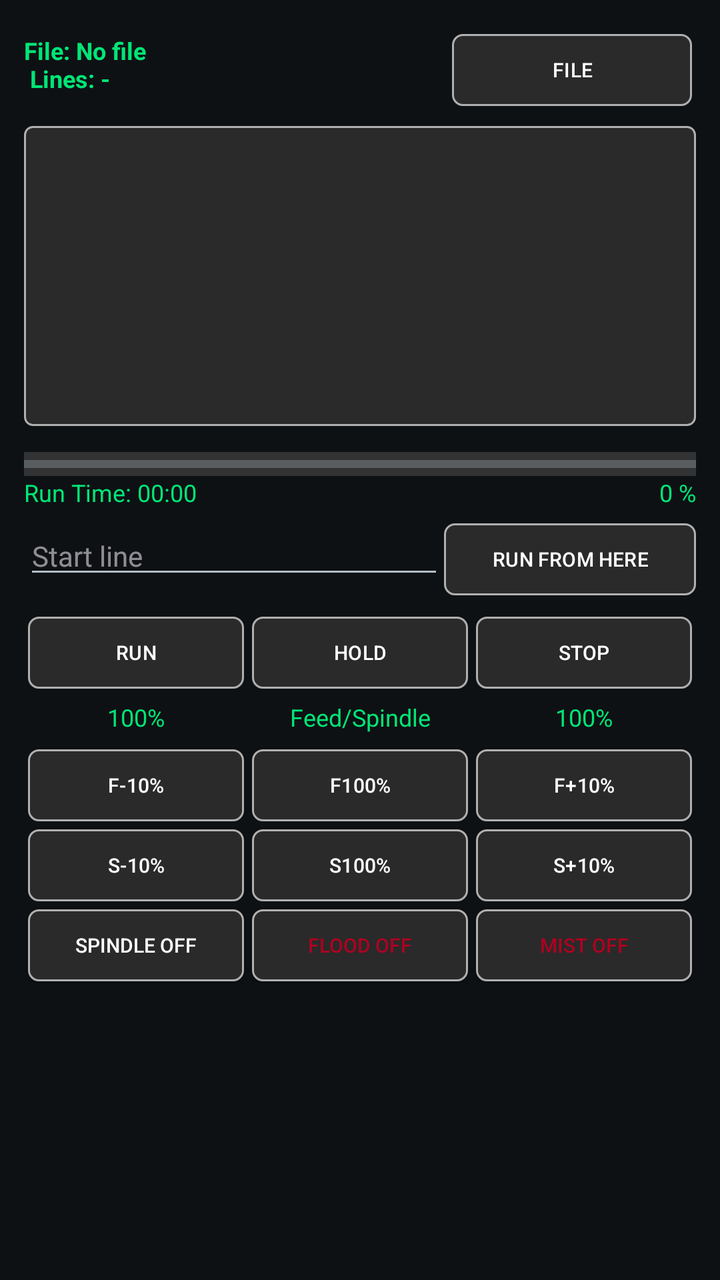
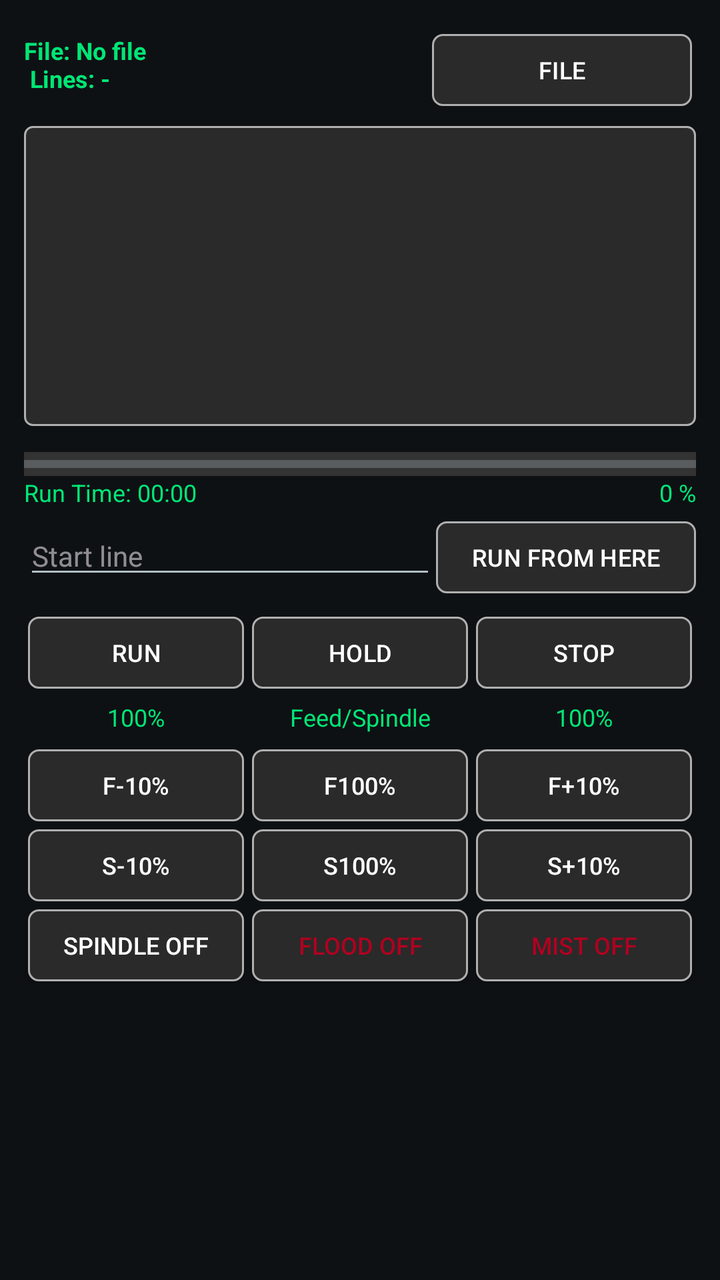

Compare the two renders of this Android layout. The source of the first and the diff that turns it into the second are given below.
<!-- AndroidManifest.xml: application theme Theme.DwiCreativeCNC -->
<!-- res/layout/frag_file.xml -->
<?xml version="1.0" encoding="utf-8"?>
<ScrollView
    xmlns:android="http://schemas.android.com/apk/res/android"
    xmlns:app="http://schemas.android.com/apk/res-auto"
    xmlns:tools="http://schemas.android.com/tools"
    android:layout_width="match_parent"
    android:layout_height="match_parent">
<LinearLayout
    android:orientation="vertical"
    android:padding="12dp"
    android:layout_width="match_parent"
    android:layout_height="wrap_content">

    <LinearLayout
        android:layout_width="match_parent"
        android:layout_height="wrap_content"
        android:layout_marginVertical="5dp">

        <TextView
            android:id="@+id/txtFileInfo"
            android:text="File: No file\n Lines: -"
            android:textColor="#00E676"
            android:textStyle="bold"
            android:textSize="12sp"
            android:layout_weight="1"
            android:layout_width="wrap_content"
            android:layout_height="wrap_content"
            tools:ignore="HardcodedText,InefficientWeight" />

        <Button
            android:id="@+id/btnOpen"
            android:layout_width="120dp"
            android:layout_height="36dp"
            android:layout_marginHorizontal="2dp"
            android:background="@drawable/bg_btn_square_selector"
            android:text="FILE"
            android:layout_gravity="end"
            android:textColor="@color/text_primary"
            android:textSize="10sp"
            app:backgroundTint="@null"
            tools:ignore="HardcodedText,TouchTargetSizeCheck" />
    </LinearLayout>

    <androidx.recyclerview.widget.RecyclerView
        android:id="@+id/rvGcode"
        android:layout_width="match_parent"
        android:layout_height="150dp"
        android:layout_marginVertical="5dp"
        android:padding="8dp"
        android:background="@drawable/scrollbar_thumb" />
    <ProgressBar
        android:id="@+id/progressRun"
        style="?android:attr/progressBarStyleHorizontal"
        android:layout_width="match_parent"
        android:layout_height="12dp"
        android:max="100"
        android:progress="0"
        android:progressTint="#00E676"
        android:background="#333333"
        android:layout_marginTop="8dp"/>

    <LinearLayout
        android:layout_width="match_parent"
        android:layout_height="wrap_content">

        <TextView
            android:id="@+id/txtEta"
            android:text="Run Time: 00:00"
            android:textColor="#00E676"
            android:textSize="12sp"
            android:layout_width="wrap_content"
            android:layout_height="wrap_content"
            tools:ignore="HardcodedText" />

        <TextView
            android:id="@+id/txtProgress"
            android:text="0 %"
            android:textColor="#00E676"
            android:textSize="12sp"
            android:gravity="end"
            android:layout_width="match_parent"
            android:layout_height="wrap_content"
            tools:ignore="HardcodedText" />
    </LinearLayout>

    <LinearLayout
        android:orientation="horizontal"
        android:layout_width="match_parent"
        android:layout_height="40dp"
        android:layout_marginVertical="4dp">

        <EditText
            android:id="@+id/edtStartLine"
            android:layout_width="0dp"
            android:layout_height="wrap_content"
            android:layout_weight="1"
            android:hint="Start line"
            android:inputType="number"
            android:textColor="#00E676"
            android:textSize="14sp"
            tools:ignore="HardcodedText,TouchTargetSizeCheck" />

        <Button
            android:id="@+id/btnRunFromHere"
            android:layout_width="wrap_content"
            android:layout_height="36dp"
            android:background="@drawable/bg_btn_square_selector"
            android:text="RUN FROM HERE"
            android:textColor="@color/text_primary"
            android:textSize="10sp"
            app:backgroundTint="@null"
            tools:ignore="HardcodedText,TouchTargetSizeCheck" />
    </LinearLayout>

    <LinearLayout
        android:orientation="horizontal"
        android:layout_width="match_parent"
        android:layout_height="wrap_content"
        android:layout_marginTop="6dp">

        <Button
            android:id="@+id/btnRun"
            android:layout_width="0dp"
            android:layout_height="36dp"
            android:layout_marginHorizontal="2dp"
            android:layout_weight="1"
            android:background="@drawable/bg_btn_square_selector"
            android:text="RUN"
            android:textColor="@color/text_primary"
            android:textSize="10sp"
            app:backgroundTint="@null"
            tools:ignore="HardcodedText,TouchTargetSizeCheck" />

        <Button
            android:id="@+id/btnPause"
            android:layout_width="0dp"
            android:layout_height="36dp"
            android:layout_marginHorizontal="2dp"
            android:layout_weight="1"
            android:background="@drawable/bg_btn_square_selector"
            android:text="HOLD"
            android:textColor="@color/text_primary"
            android:textSize="10sp"
            app:backgroundTint="@null"
            tools:ignore="HardcodedText,TouchTargetSizeCheck" />

        <Button
            android:id="@+id/btnStop"
            android:layout_width="0dp"
            android:layout_height="36dp"
            android:layout_marginHorizontal="2dp"
            android:layout_weight="1"
            android:background="@drawable/bg_btn_square_selector"
            android:text="STOP"
            android:textColor="@color/text_primary"
            android:textSize="10sp"
            app:backgroundTint="@null"
            tools:ignore="HardcodedText,TouchTargetSizeCheck" />
    </LinearLayout>

    

    <LinearLayout
        android:orientation="horizontal"
        android:layout_width="match_parent"
        android:layout_height="wrap_content">

        <TextView
            android:id="@+id/txtFeedOv"
            android:text="100%"
            android:textColor="#00E676"
            android:textSize="12sp"
            android:gravity="center"
            android:padding="6dp"
            android:layout_weight="1"
            android:layout_width="0dp"
            android:layout_height="wrap_content"
            tools:ignore="HardcodedText" />

        <TextView
            android:text="Feed/Spindle"
            android:textColor="#00E676"
            android:textSize="12sp"
            android:gravity="center"
            android:padding="6dp"
            android:layout_weight="1"
            android:layout_width="0dp"
            android:layout_height="wrap_content"
            tools:ignore="HardcodedText" />

        <TextView
            android:id="@+id/txtSpinOv"
            android:text="100%"
            android:textColor="#00E676"
            android:textSize="12sp"
            android:gravity="center"
            android:padding="6dp"
            android:layout_weight="1"
            android:layout_width="0dp"
            android:layout_height="wrap_content"
            tools:ignore="HardcodedText" />
    </LinearLayout>

    <LinearLayout
        android:orientation="horizontal"
        android:layout_width="match_parent"
        android:layout_height="wrap_content">

        <Button
            android:id="@+id/btnFeedMinus"
            android:layout_width="0dp"
            android:layout_height="36dp"
            android:layout_margin="2dp"
            android:layout_weight="1"
            android:background="@drawable/bg_btn_square_selector"
            android:text="F-10%"
            android:textAlignment="center"
            android:textColor="@color/text_primary"
            android:textSize="10sp"
            app:backgroundTint="@null"
            tools:ignore="HardcodedText,TouchTargetSizeCheck" />

        <Button
            android:id="@+id/btnFeedReset"
            android:layout_width="0dp"
            android:layout_height="36dp"
            android:layout_margin="2dp"
            android:layout_weight="1"
            android:background="@drawable/bg_btn_square_selector"
            android:text="F100%"
            android:textColor="@color/text_primary"
            android:textSize="10sp"
            app:backgroundTint="@null"
            tools:ignore="HardcodedText,TouchTargetSizeCheck" />

        <Button
            android:id="@+id/btnFeedPlus"
            android:layout_width="0dp"
            android:layout_height="36dp"
            android:layout_margin="2dp"
            android:layout_weight="1"
            android:background="@drawable/bg_btn_square_selector"
            android:text="F+10%"
            android:textColor="@color/text_primary"
            android:textSize="10sp"
            app:backgroundTint="@null"
            tools:ignore="HardcodedText,TouchTargetSizeCheck" />
    </LinearLayout>

    

    <LinearLayout
        android:orientation="horizontal"
        android:layout_width="match_parent"
        android:layout_height="wrap_content">

        <Button
            android:id="@+id/btnSpinMinus"
            android:layout_width="0dp"
            android:layout_height="36dp"
            android:layout_margin="2dp"
            android:layout_weight="1"
            android:background="@drawable/bg_btn_square_selector"
            android:text="S-10%"
            android:textColor="@color/text_primary"
            android:textSize="10sp"
            app:backgroundTint="@null"
            tools:ignore="HardcodedText,TouchTargetSizeCheck" />

        <Button
            android:id="@+id/btnSpinReset"
            android:layout_width="0dp"
            android:layout_height="36dp"
            android:layout_margin="2dp"
            android:layout_weight="1"
            android:background="@drawable/bg_btn_square_selector"
            android:text="S100%"
            android:textColor="@color/text_primary"
            android:textSize="10sp"
            app:backgroundTint="@null"
            tools:ignore="HardcodedText,TouchTargetSizeCheck" />

        <Button
            android:id="@+id/btnSpinPlus"
            android:layout_width="0dp"
            android:layout_height="36dp"
            android:layout_margin="2dp"
            android:layout_weight="1"
            android:background="@drawable/bg_btn_square_selector"
            android:text="S+10%"
            android:textColor="@color/text_primary"
            android:textSize="10sp"
            app:backgroundTint="@null"
            tools:ignore="HardcodedText,TouchTargetSizeCheck" />
    </LinearLayout>

    <LinearLayout
        android:orientation="horizontal"
        android:layout_width="match_parent"
        android:layout_height="wrap_content">

        <ToggleButton
            android:id="@+id/btnSpindle"
            android:layout_width="0dp"
            android:layout_height="36dp"
            android:layout_margin="2dp"
            android:layout_weight="1"
            android:background="@drawable/bg_btn_square_selector"
            android:textOn="SPINDLE ON"
            android:textOff="SPINDLE OFF"
            android:textSize="10sp"
            app:backgroundTint="@null"
            tools:ignore="HardcodedText,TouchTargetSizeCheck" />

        <ToggleButton
            android:id="@+id/btnFlood"
            android:layout_width="0dp"
            android:layout_height="36dp"
            android:layout_margin="2dp"
            android:layout_weight="1"
            android:background="@drawable/bg_btn_square_selector"
            android:textOn="FLOOD ON"
            android:textOff="FLOOD OFF"
            android:textColor="@color/red_dark"
            android:textSize="10sp"
            app:backgroundTint="@null"
            tools:ignore="HardcodedText,TouchTargetSizeCheck" />

        <ToggleButton
            android:id="@+id/btnMist"
            android:layout_width="0dp"
            android:layout_height="36dp"
            android:layout_margin="2dp"
            android:layout_weight="1"
            android:background="@drawable/bg_btn_square_selector"
            android:textOn="MIST ON"
            android:textOff="MIST OFF"
            android:textColor="@color/red_dark"
            android:textSize="10sp"
            app:backgroundTint="@null"
            tools:ignore="HardcodedText,TouchTargetSizeCheck" />
    </LinearLayout>
</LinearLayout>
</ScrollView>
<!-- resources referenced by this layout -->
<resources>
  <color name="red_dark">#B00020</color>
  <color name="text_primary">#FFFFFF</color>
  <!-- drawable bg_btn_square_selector (drawable) -->
  <?xml version="1.0" encoding="utf-8"?>
  <selector
      xmlns:android="http://schemas.android.com/apk/res/android">
      <item android:state_pressed="true">
          <shape>
              <solid android:color="@color/bg_dark"/>
          </shape>
      </item>
  
      <item>
          <shape>
              <corners android:radius="5dp"/>
              <solid android:color="@color/button_gray" />
              <stroke android:width="1dp"
                  android:color="@color/text_secondary"/>
          </shape>
      </item>
  </selector>
  <!-- drawable scrollbar_thumb (drawable) -->
  <?xml version="1.0" encoding="utf-8"?>
  <shape
      xmlns:android="http://schemas.android.com/apk/res/android"
      android:shape="rectangle">
  
      <solid android:color="@color/button_gray"/>
      <stroke android:width="1dp"
          android:color="@color/text_secondary"/>
      <corners android:radius="4dp"/>
  </shape>
  <style name="Theme.DwiCreativeCNC" parent="Theme.Material3.Dark.NoActionBar">
  
          
          <item name="android:windowBackground">@color/cnc_background</item>
          <item name="colorSurface">@color/cnc_surface</item>
          <item name="colorSurfaceVariant">@color/cnc_surface_alt</item>
  
          
          <item name="colorPrimary">@color/cnc_primary</item>
          <item name="colorOnPrimary">@color/cnc_on_primary</item>
  
          
          <item name="colorSecondary">@color/cnc_secondary</item>
          <item name="colorOnSecondary">@color/cnc_on_secondary</item>
  
          
          <item name="android:textColorPrimary">@color/cnc_text_primary</item>
          <item name="android:textColorSecondary">@color/cnc_text_secondary</item>
  
          
          <item name="colorOutline">@color/cnc_outline</item>
  
          
          <item name="android:statusBarColor">@color/cnc_background</item>
          <item name="android:windowLightStatusBar">false</item>
  
      </style>
  <color name="bg_dark">#121212</color>
  <color name="button_gray">#2A2A2A</color>
  <color name="text_secondary">#B0B0B0</color>
  <color name="cnc_background">#0E1114</color>
  <color name="cnc_surface">#161A1F</color>
  <color name="cnc_surface_alt">#1E2329</color>
  <color name="cnc_primary">#00E5FF</color>
  <color name="cnc_on_primary">#000000</color>
  <color name="cnc_secondary">#7A8A99</color>
  <color name="cnc_on_secondary">#FFFFFF</color>
  <color name="cnc_text_primary">#FFFFFF</color>
  <color name="cnc_text_secondary">#B0BEC5</color>
  <color name="cnc_outline">#2A2F36</color>
</resources>

<!-- the commit's change to res/layout/frag_file.xml (unified diff, before → after) -->
@@ -29,14 +29,15 @@
 
         <Button
             android:id="@+id/btnOpen"
-            android:layout_width="120dp"
-            android:layout_height="36dp"
+            android:layout_width="130dp"
+            android:layout_height="36dp"
+            android:padding="0dp"
             android:layout_marginHorizontal="2dp"
             android:background="@drawable/bg_btn_square_selector"
             android:text="FILE"
             android:layout_gravity="end"
             android:textColor="@color/text_primary"
-            android:textSize="10sp"
+            android:textSize="12sp"
             app:backgroundTint="@null"
             tools:ignore="HardcodedText,TouchTargetSizeCheck" />
     </LinearLayout>
@@ -102,12 +103,13 @@
 
         <Button
             android:id="@+id/btnRunFromHere"
-            android:layout_width="wrap_content"
-            android:layout_height="36dp"
+            android:layout_width="130dp"
+            android:layout_height="36dp"
+            android:padding="0dp"
             android:background="@drawable/bg_btn_square_selector"
             android:text="RUN FROM HERE"
             android:textColor="@color/text_primary"
-            android:textSize="10sp"
+            android:textSize="12sp"
             app:backgroundTint="@null"
             tools:ignore="HardcodedText,TouchTargetSizeCheck" />
     </LinearLayout>
@@ -124,10 +126,11 @@
             android:layout_height="36dp"
             android:layout_marginHorizontal="2dp"
             android:layout_weight="1"
+            android:padding="0dp"
             android:background="@drawable/bg_btn_square_selector"
             android:text="RUN"
             android:textColor="@color/text_primary"
-            android:textSize="10sp"
+            android:textSize="12sp"
             app:backgroundTint="@null"
             tools:ignore="HardcodedText,TouchTargetSizeCheck" />
 
@@ -137,10 +140,11 @@
             android:layout_height="36dp"
             android:layout_marginHorizontal="2dp"
             android:layout_weight="1"
+            android:padding="0dp"
             android:background="@drawable/bg_btn_square_selector"
             android:text="HOLD"
             android:textColor="@color/text_primary"
-            android:textSize="10sp"
+            android:textSize="12sp"
             app:backgroundTint="@null"
             tools:ignore="HardcodedText,TouchTargetSizeCheck" />
 
@@ -150,10 +154,11 @@
             android:layout_height="36dp"
             android:layout_marginHorizontal="2dp"
             android:layout_weight="1"
+            android:padding="0dp"
             android:background="@drawable/bg_btn_square_selector"
             android:text="STOP"
             android:textColor="@color/text_primary"
-            android:textSize="10sp"
+            android:textSize="12sp"
             app:backgroundTint="@null"
             tools:ignore="HardcodedText,TouchTargetSizeCheck" />
     </LinearLayout>
@@ -212,11 +217,12 @@
             android:layout_height="36dp"
             android:layout_margin="2dp"
             android:layout_weight="1"
+            android:padding="0dp"
             android:background="@drawable/bg_btn_square_selector"
             android:text="F-10%"
             android:textAlignment="center"
             android:textColor="@color/text_primary"
-            android:textSize="10sp"
+            android:textSize="12sp"
             app:backgroundTint="@null"
             tools:ignore="HardcodedText,TouchTargetSizeCheck" />
 
@@ -226,10 +232,11 @@
             android:layout_height="36dp"
             android:layout_margin="2dp"
             android:layout_weight="1"
+            android:padding="0dp"
             android:background="@drawable/bg_btn_square_selector"
             android:text="F100%"
             android:textColor="@color/text_primary"
-            android:textSize="10sp"
+            android:textSize="12sp"
             app:backgroundTint="@null"
             tools:ignore="HardcodedText,TouchTargetSizeCheck" />
 
@@ -239,10 +246,11 @@
             android:layout_height="36dp"
             android:layout_margin="2dp"
             android:layout_weight="1"
+            android:padding="0dp"
             android:background="@drawable/bg_btn_square_selector"
             android:text="F+10%"
             android:textColor="@color/text_primary"
-            android:textSize="10sp"
+            android:textSize="12sp"
             app:backgroundTint="@null"
             tools:ignore="HardcodedText,TouchTargetSizeCheck" />
     </LinearLayout>
@@ -260,10 +268,11 @@
             android:layout_height="36dp"
             android:layout_margin="2dp"
             android:layout_weight="1"
+            android:padding="0dp"
             android:background="@drawable/bg_btn_square_selector"
             android:text="S-10%"
             android:textColor="@color/text_primary"
-            android:textSize="10sp"
+            android:textSize="12sp"
             app:backgroundTint="@null"
             tools:ignore="HardcodedText,TouchTargetSizeCheck" />
 
@@ -273,10 +282,11 @@
             android:layout_height="36dp"
             android:layout_margin="2dp"
             android:layout_weight="1"
+            android:padding="0dp"
             android:background="@drawable/bg_btn_square_selector"
             android:text="S100%"
             android:textColor="@color/text_primary"
-            android:textSize="10sp"
+            android:textSize="12sp"
             app:backgroundTint="@null"
             tools:ignore="HardcodedText,TouchTargetSizeCheck" />
 
@@ -286,10 +296,11 @@
             android:layout_height="36dp"
             android:layout_margin="2dp"
             android:layout_weight="1"
+            android:padding="0dp"
             android:background="@drawable/bg_btn_square_selector"
             android:text="S+10%"
             android:textColor="@color/text_primary"
-            android:textSize="10sp"
+            android:textSize="12sp"
             app:backgroundTint="@null"
             tools:ignore="HardcodedText,TouchTargetSizeCheck" />
     </LinearLayout>
@@ -305,10 +316,11 @@
             android:layout_height="36dp"
             android:layout_margin="2dp"
             android:layout_weight="1"
+            android:padding="0dp"
             android:background="@drawable/bg_btn_square_selector"
             android:textOn="SPINDLE ON"
             android:textOff="SPINDLE OFF"
-            android:textSize="10sp"
+            android:textSize="12sp"
             app:backgroundTint="@null"
             tools:ignore="HardcodedText,TouchTargetSizeCheck" />
 
@@ -318,11 +330,12 @@
             android:layout_height="36dp"
             android:layout_margin="2dp"
             android:layout_weight="1"
+            android:padding="0dp"
             android:background="@drawable/bg_btn_square_selector"
             android:textOn="FLOOD ON"
             android:textOff="FLOOD OFF"
             android:textColor="@color/red_dark"
-            android:textSize="10sp"
+            android:textSize="12sp"
             app:backgroundTint="@null"
             tools:ignore="HardcodedText,TouchTargetSizeCheck" />
 
@@ -332,11 +345,12 @@
             android:layout_height="36dp"
             android:layout_margin="2dp"
             android:layout_weight="1"
+            android:padding="0dp"
             android:background="@drawable/bg_btn_square_selector"
             android:textOn="MIST ON"
             android:textOff="MIST OFF"
             android:textColor="@color/red_dark"
-            android:textSize="10sp"
+            android:textSize="12sp"
             app:backgroundTint="@null"
             tools:ignore="HardcodedText,TouchTargetSizeCheck" />
     </LinearLayout>
